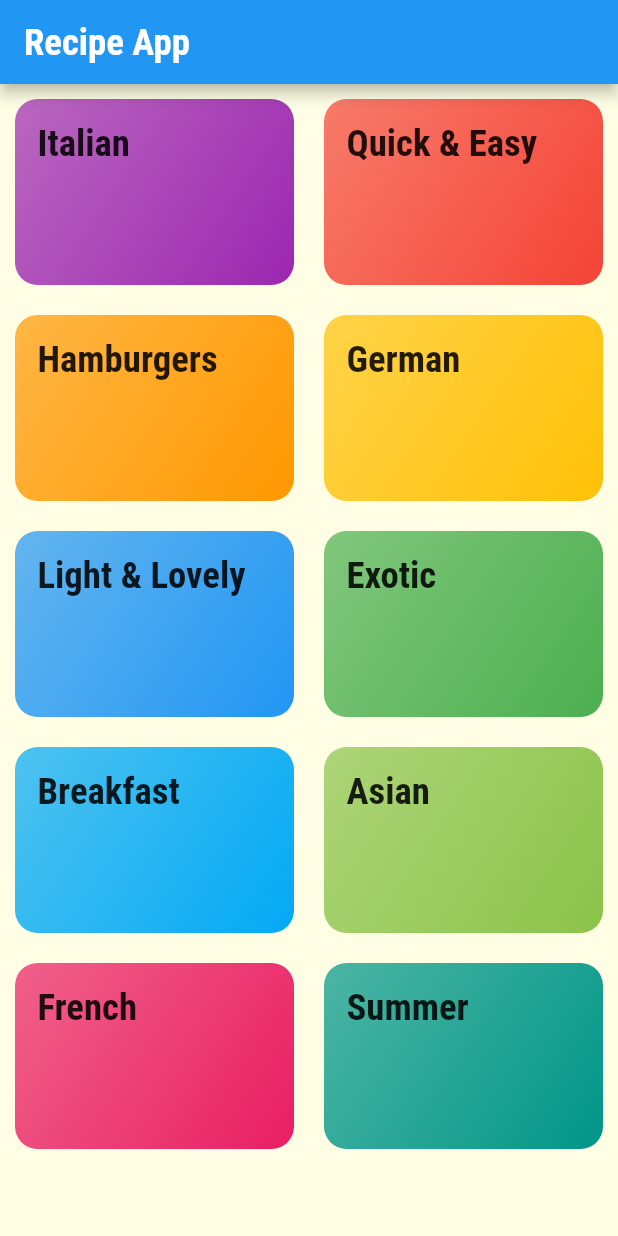
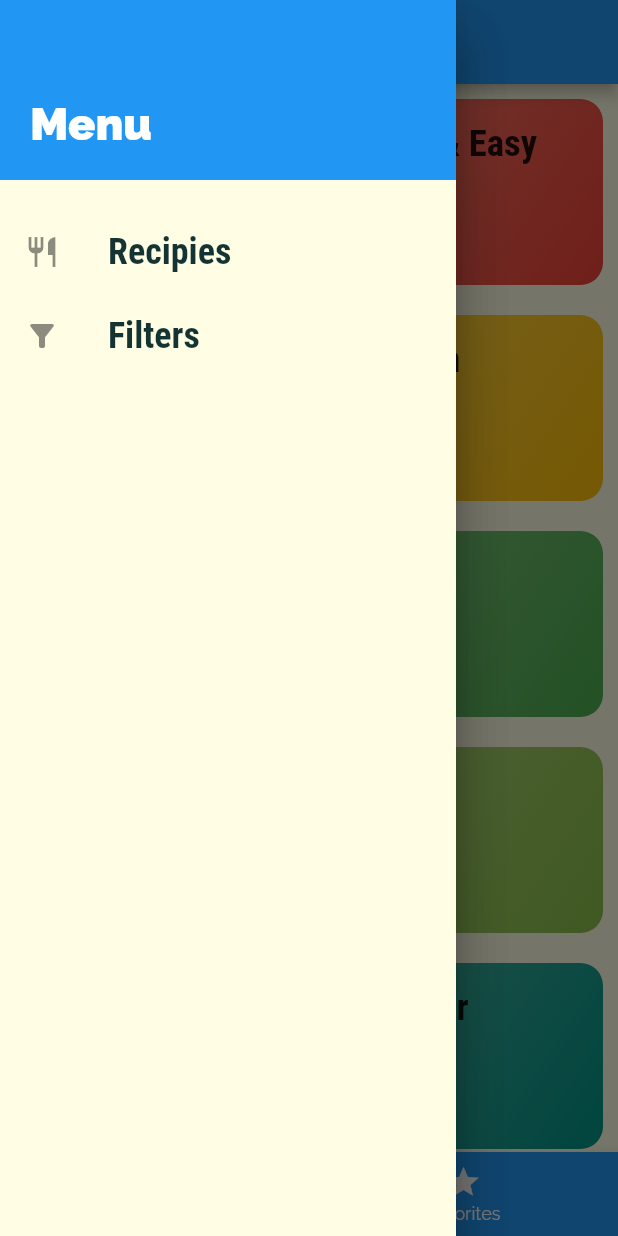
Before and after one commit to DeepeshDragoneel/flutter_recipe_app, a Flutter app: the screen it shows after launch, with the side drawer open (before the commit the screen has no drawer), on a phone screen of 412 x 824 dp. Run offline on Flutter 3.47's test engine with Material 2 defaults, Android fonts, the phone set to English and light mode, and no system bars.

Commit message:
Added hamburgermenu

```diff
--- a/lib/main.dart
+++ b/lib/main.dart
@@ -1,6 +1,8 @@
 import 'package:flutter/material.dart';
 import 'package:flutter_recipe_app/screens/categoriesScreen.dart';
 import 'package:flutter_recipe_app/screens/categoryAvailiableItems.dart';
+import 'package:flutter_recipe_app/screens/filterScreen.dart';
+import 'package:flutter_recipe_app/screens/footerTabScreen.dart';
 import 'package:flutter_recipe_app/screens/itemDetailsScreen.dart';
 
 void main() {
@@ -39,10 +41,13 @@ class MyApp extends StatelessWidget {
                 fontFamily: 'RobotoCondensed',
                 fontWeight: FontWeight.bold,
               ))),
-      home: CategoriesScreen(title: "Recipe App"),
+      // home: FooterTabScreen(),
+      initialRoute: '/',
       routes: {
+        '/': (context) => FooterTabScreen(),
         '/availiableCategoryItems': (context) => CategoryAvailiableItems(),
         '/itemDetails': (context) => ItemDetailsScreen(),
+        '/filters': (context) => FilterScreen(),
       },
       onGenerateRoute: (settings) {
         return MaterialPageRoute(
--- a/lib/screens/categoriesScreen.dart
+++ b/lib/screens/categoriesScreen.dart
@@ -10,11 +10,7 @@ class CategoriesScreen extends StatelessWidget {
 
   @override
   Widget build(BuildContext context) {
-    return Scaffold(
-      appBar: AppBar(
-        title: Text(title),
-      ),
-      body: GridView(
+    return GridView(
       padding: const EdgeInsets.all(10),
       gridDelegate: SliverGridDelegateWithMaxCrossAxisExtent(
         maxCrossAxisExtent: 200,
@@ -23,9 +19,8 @@ class CategoriesScreen extends StatelessWidget {
         mainAxisSpacing: 20,
       ),
       children: CATEGORIES_DATA
-            .map((e) => (CatergoryItem(e.id,e.title, e.color)))
+          .map((e) => (CatergoryItem(e.id, e.title, e.color)))
           .toList(),
-      ),
     );
   }
 }
--- /dev/null
+++ b/lib/screens/favoritesScreen.dart
@@ -0,0 +1,12 @@
+import 'package:flutter/material.dart';
+
+class FavoritesScreen extends StatelessWidget {
+  const FavoritesScreen({Key? key}) : super(key: key);
+
+  @override
+  Widget build(BuildContext context) {
+    return Center(
+      child: Text("Favorites"),
+    );
+  }
+}
--- /dev/null
+++ b/lib/screens/filterScreen.dart
@@ -0,0 +1,14 @@
+import 'package:flutter/material.dart';
+
+class FilterScreen extends StatelessWidget {
+  const FilterScreen({Key? key}) : super(key: key);
+
+  @override
+  Widget build(BuildContext context) {
+    return Scaffold(
+        appBar: AppBar(title: Text('Filters')),
+        body: Center(
+          child: Text("Filters!"),
+        ));
+  }
+}
--- /dev/null
+++ b/lib/screens/footerTabScreen.dart
@@ -0,0 +1,81 @@
+import 'package:flutter/material.dart';
+import 'package:flutter_recipe_app/screens/categoriesScreen.dart';
+import 'package:flutter_recipe_app/screens/favoritesScreen.dart';
+import 'package:flutter_recipe_app/widgets/hamburgerItems.dart';
+
+class FooterTabScreen extends StatefulWidget {
+  const FooterTabScreen({Key? key}) : super(key: key);
+
+  @override
+  _FooterTabScreenState createState() => _FooterTabScreenState();
+}
+
+class _FooterTabScreenState extends State<FooterTabScreen> {
+  final List<Map<String, Object>> tabs = [
+    {
+      'title': 'Recipe App',
+      'widget': CategoriesScreen(
+        title: "Recipe App",
+      ),
+    },
+    {
+      'title': 'Favorites',
+      'widget': FavoritesScreen(),
+    }
+  ];
+
+  int selectedTab = 0;
+
+  void SelectTab(int index) {
+    setState(() {
+      selectedTab = index;
+    });
+  }
+
+  @override
+  Widget build(BuildContext context) {
+    return Scaffold(
+      appBar: AppBar(title: Text(tabs[selectedTab]['title'].toString())),
+      drawer: Drawer(child: HamburgerMenuItems()),
+      body: tabs[selectedTab]['widget'] as Widget,
+      bottomNavigationBar: BottomNavigationBar(
+          backgroundColor: Theme.of(context).primaryColor,
+          onTap: SelectTab,
+          unselectedItemColor: Colors.white,
+          selectedItemColor: Theme.of(context).accentColor,
+          currentIndex: selectedTab,
+          items: [
+            BottomNavigationBarItem(
+              icon: Icon(Icons.category),
+              title: Text('Categories'),
+            ),
+            BottomNavigationBarItem(
+              icon: Icon(Icons.star),
+              title: Text('Favorites'),
+            )
+          ]),
+    );
+  }
+}
+
+//MENU BLOW APP BAR
+// DefaultTabController(
+//         length: 2,
+//         child: Scaffold(
+//           appBar: AppBar(
+//               title: Text('Recipe App'),
+//               bottom: TabBar(tabs: [
+//                 Tab(
+//                   icon: Icon(Icons.category),
+//                   text: 'Categories',
+//                 ),
+//                 Tab(
+//                   icon: Icon(Icons.star),
+//                   text: 'Favorites',
+//                 )
+//               ])),
+//           body: TabBarView(children: [
+//             CategoriesScreen(title: 'Meals App'),
+//             FavoritesScreen(),
+//           ]),
+//         ));
--- /dev/null
+++ b/lib/widgets/hamburgerItems.dart
@@ -0,0 +1,60 @@
+import 'package:flutter/material.dart';
+
+class HamburgerMenuItems extends StatelessWidget {
+  const HamburgerMenuItems({Key? key}) : super(key: key);
+
+  @override
+  Widget build(BuildContext context) {
+    return Drawer(
+        child: Column(
+      children: [
+        Container(
+          height: 120,
+          width: double.infinity,
+          padding: EdgeInsets.all(20),
+          alignment: Alignment.bottomLeft,
+          color: Theme.of(context).primaryColor,
+          child: Text(
+            'Menu',
+            style: TextStyle(
+              fontWeight: FontWeight.w900,
+              fontSize: 30,
+              color: Colors.white,
+            ),
+          ),
+        ),
+        SizedBox(
+          height: 20,
+        ),
+        ListTile(
+          leading: Icon(
+            Icons.restaurant_sharp,
+            size: 24,
+          ),
+          title: Text('Recipies',
+              style: TextStyle(
+                  fontFamily: 'RobotoCondensed',
+                  fontSize: 24,
+                  fontWeight: FontWeight.bold)),
+          onTap: () {
+            Navigator.of(context).pushReplacementNamed('/');
+          },
+        ),
+        ListTile(
+          leading: Icon(
+            Icons.filter_list_alt,
+            size: 24,
+          ),
+          title: Text('Filters',
+              style: TextStyle(
+                  fontFamily: 'RobotoCondensed',
+                  fontSize: 24,
+                  fontWeight: FontWeight.bold)),
+          onTap: () {
+            Navigator.of(context).pushReplacementNamed('/filters');
+          },
+        )
+      ],
+    ));
+  }
+}
```
Lines whose indentation alone changed are shown as unchanged.
